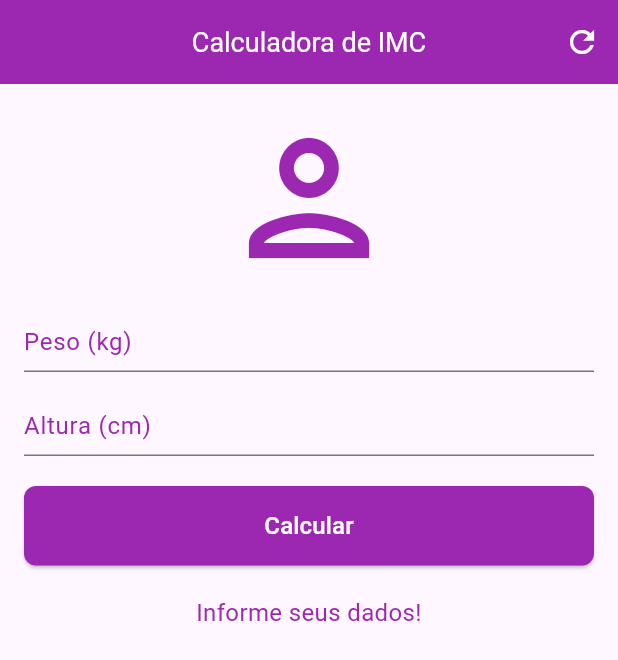
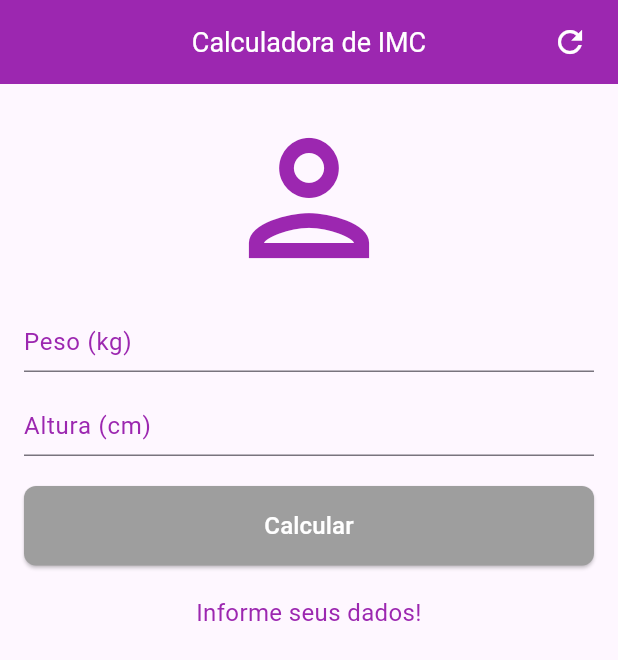
Before and after one commit to joaolucas2012/calculadora_de_imc, a Flutter app: the screen it shows after launch, after a tap on the "refresh" icon, on a phone screen of 412 x 824 dp. Shown: the top 660 px of the screen. Run offline on Flutter 3.47's test engine with Material 3 defaults, Android fonts, the phone set to English and light mode, and no system bars.

Commit message:
:rocket: [FEAT] implement functionality to calculate BMI

```diff
--- a/lib/main.dart
+++ b/lib/main.dart
@@ -1,5 +1,6 @@
 import 'package:flutter/material.dart';
 import 'package:flutter_application_1/pages/home_page_form.dart';
+import 'package:flutter_application_1/utils/classes/corestore.dart';
 
 void main() {
   runApp(const MaterialApp(
@@ -16,6 +17,9 @@ class Home extends StatefulWidget {
 }
 
 class _HomeState extends State<Home> {
+  TextEditingController weightController = TextEditingController();
+  TextEditingController heightController = TextEditingController();
+
   @override
   Widget build(BuildContext context) {
     return SafeArea(
@@ -30,14 +34,28 @@ class _HomeState extends State<Home> {
           actions: <Widget>[
             IconButton(
                 onPressed: () {},
-                icon: const Icon(
-                  Icons.refresh,
-                  color: Colors.white,
+                icon: IconButton(
+                  onPressed: _resetFields,
+                  icon: const Icon(
+                    Icons.refresh,
+                    color: Colors.white,
+                  ),
                 )),
           ],
         ),
-        body: const HomePageForm(),
+        body: HomePageForm(
+          weightController: weightController,
+          heightController: heightController,
+        ),
       ),
     );
   }
+
+  void _resetFields() {
+    setState(() {
+      weightController.text = "";
+      heightController.text = "";
+      CoreStore.info = null;
+    });
+  }
 }
--- a/lib/pages/home_page_form.dart
+++ b/lib/pages/home_page_form.dart
@@ -1,36 +1,59 @@
 import 'package:flutter/material.dart';
+import 'package:flutter_application_1/utils/classes/corestore.dart';
 import 'package:flutter_application_1/widgets/button.dart';
 import 'package:flutter_application_1/widgets/input.dart';
 
 class HomePageForm extends StatefulWidget {
-  const HomePageForm({super.key});
+  final TextEditingController weightController;
+  final TextEditingController heightController;
+
+  const HomePageForm({
+    Key? key,
+    required this.weightController,
+    required this.heightController,
+  }) : super(key: key);
 
   @override
   State<HomePageForm> createState() => _HomePageFormState();
 }
 
 class _HomePageFormState extends State<HomePageForm> {
+  bool buttonIsVisible = false;
+
   @override
   Widget build(BuildContext context) {
-    return const Padding(
-      padding: EdgeInsets.all(16.0),
+    return Padding(
+      padding: const EdgeInsets.all(16.0),
       child: SingleChildScrollView(
         child: Column(
           crossAxisAlignment: CrossAxisAlignment.stretch,
           children: <Widget>[
-            Center(
+            const Center(
               child: Icon(
                 Icons.person_outlined,
                 size: 120,
                 color: Colors.purple,
               ),
             ),
-            Input(text: "Peso (kg)"),
-            Input(text: "Altura (cm)"),
-            Button(title: "Calcular"),
+            Input(
+              text: "Peso (kg)",
+              controller: widget.weightController,
+              setButtonToVisible: _setButtonToVisible,
+            ),
+            Input(
+              text: "Altura (cm)",
+              controller: widget.heightController,
+              setButtonToVisible: _setButtonToVisible,
+            ),
+            Button(
+              title: "Calcular",
+              calculate: buttonIsVisible ? _calculateBMI : null,
+            ),
             Text(
-              "Informe seus dados!",
-              style: TextStyle(
+              (CoreStore.info != null)
+                  ? "Seu IMC é ${CoreStore.info!.toStringAsPrecision(2)}"
+                  : "Informe seus dados!",
+              style: const TextStyle(
                 color: Colors.purple,
                 fontSize: 16,
               ),
@@ -41,4 +64,19 @@ class _HomePageFormState extends State<HomePageForm> {
       ),
     );
   }
+
+  void _calculateBMI() {
+    double weight = double.parse(widget.weightController.text);
+    double height = double.parse(widget.heightController.text) / 100;
+    setState(() {
+      CoreStore.info = weight / (height * height);
+    });
+  }
+
+  void _setButtonToVisible() {
+    setState(() {
+      buttonIsVisible = widget.weightController.text.isNotEmpty &&
+          widget.heightController.text.isNotEmpty;
+    });
+  }
 }
--- /dev/null
+++ b/lib/utils/classes/corestore.dart
@@ -0,0 +1,3 @@
+class CoreStore {
+  static double? info;
+}
--- a/lib/widgets/button.dart
+++ b/lib/widgets/button.dart
@@ -2,8 +2,13 @@ import 'package:flutter/material.dart';
 
 class Button extends StatelessWidget {
   final String title;
+  final Function? calculate;
 
-  const Button({Key? key, required this.title}) : super(key: key);
+  const Button({
+    Key? key,
+    required this.title,
+    this.calculate,
+  }) : super(key: key);
 
   @override
   Widget build(BuildContext context) {
@@ -13,7 +18,7 @@ class Button extends StatelessWidget {
         children: [
           Expanded(
             child: ElevatedButton(
-              onPressed: () {},
+              onPressed: () => (calculate != null) ? calculate!() : null,
               style: ButtonStyle(
                 padding: const MaterialStatePropertyAll(
                   EdgeInsets.symmetric(
@@ -25,8 +30,8 @@ class Button extends StatelessWidget {
                     borderRadius: BorderRadius.circular(8),
                   ),
                 ),
-                backgroundColor: const MaterialStatePropertyAll(
-                  Colors.purple,
+                backgroundColor: MaterialStatePropertyAll(
+                  (calculate != null) ? Colors.purple : Colors.grey,
                 ),
               ),
               child: Text(
--- a/lib/widgets/input.dart
+++ b/lib/widgets/input.dart
@@ -2,13 +2,21 @@ import 'package:flutter/material.dart';
 
 class Input extends StatelessWidget {
   final String text;
+  final TextEditingController controller;
+  final Function setButtonToVisible;
 
-  const Input({Key? key, required this.text}) : super(key: key);
+  const Input({
+    Key? key,
+    required this.text,
+    required this.controller,
+    required this.setButtonToVisible,
+  }) : super(key: key);
 
   @override
   Widget build(BuildContext context) {
     return TextField(
       keyboardType: TextInputType.number,
+      controller: controller,
       decoration: InputDecoration(
         labelText: text,
         labelStyle: const TextStyle(color: Colors.purple),
@@ -17,6 +25,7 @@ class Input extends StatelessWidget {
       ),
       textAlign: TextAlign.center,
       style: const TextStyle(color: Colors.purple),
+      onChanged: (value) => setButtonToVisible(),
     );
   }
 }
```
Also changed, not shown: 1 other file.
